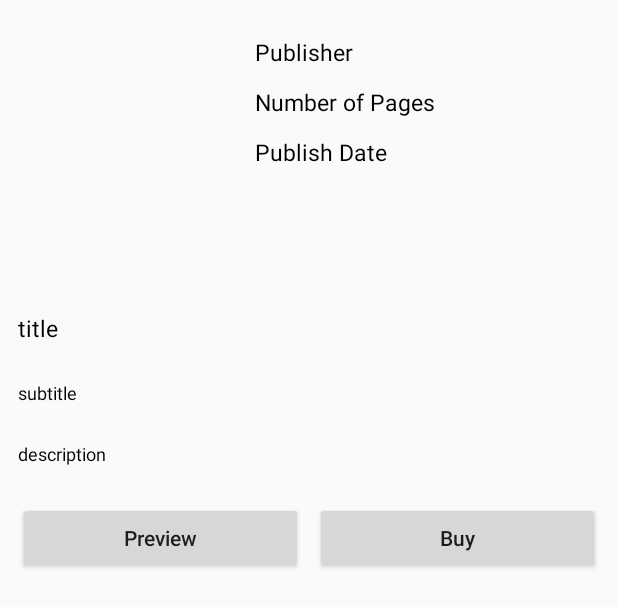
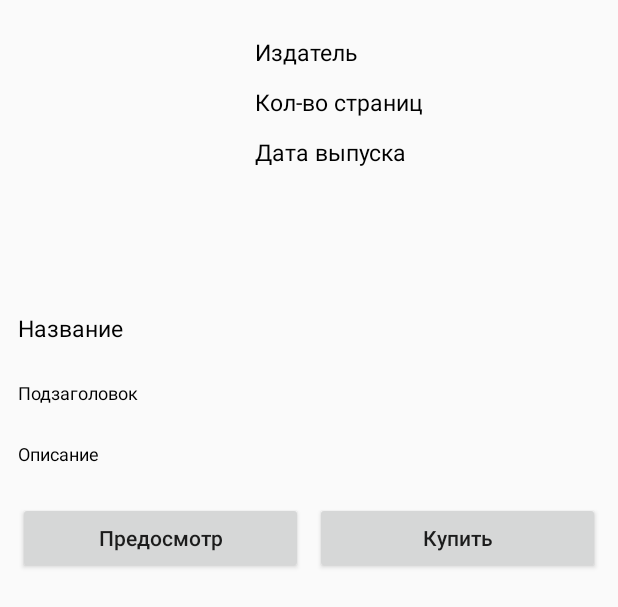
Before and after one commit to ArtosAPI/BibizianaProject, an Android app: the layout activity_book_details.xml on its own in the app's theme, with its tools: preview values and no code run, on a phone screen of 412 x 824 dp. Shown: the top 607 px of the screen. Run offline under Robolectric (Android 15) with nearby library versions, the phone set to English and light mode, and no system bars.

Commit message:
Final changes v1.1

```diff
--- a/app/src/main/res/layout/activity_book_details.xml
+++ b/app/src/main/res/layout/activity_book_details.xml
@@ -37,7 +37,7 @@
                     android:layout_width="match_parent"
                     android:layout_height="wrap_content"
                     android:padding="4dp"
-                    android:text="Publisher"
+                    android:text="Издатель"
                     android:textColor="@color/black"
                     android:textSize="15sp" />
 
@@ -48,7 +48,7 @@
                     android:layout_height="wrap_content"
                     android:layout_marginTop="4dp"
                     android:padding="4dp"
-                    android:text="Number of Pages"
+                    android:text="Кол-во страниц"
                     android:textColor="@color/black"
                     android:textSize="15sp" />
 
@@ -59,7 +59,7 @@
                     android:layout_height="wrap_content"
                     android:layout_marginTop="4dp"
                     android:padding="4dp"
-                    android:text="Publish Date"
+                    android:text="Дата выпуска"
                     android:textColor="@color/black"
                     android:textSize="15sp" />
 
@@ -74,7 +74,7 @@
             android:layout_height="wrap_content"
             android:layout_margin="8dp"
             android:padding="4dp"
-            android:text="title"
+            android:text="Название"
             android:textColor="@color/black"
             android:textSize="15sp" />
 
@@ -85,7 +85,7 @@
             android:layout_height="wrap_content"
             android:layout_margin="8dp"
             android:padding="4dp"
-            android:text="subtitle"
+            android:text="Подзаголовок"
             android:textColor="@color/black"
             android:textSize="12sp" />
 
@@ -96,7 +96,7 @@
             android:layout_height="wrap_content"
             android:layout_margin="8dp"
             android:padding="4dp"
-            android:text="description"
+            android:text="Описание"
             android:textColor="@color/black"
             android:textSize="12sp" />
 
@@ -114,7 +114,7 @@
                 android:layout_height="wrap_content"
                 android:layout_margin="4dp"
                 android:layout_weight="1"
-                android:text="Preview"
+                android:text="Предосмотр"
                 android:textAllCaps="false" />
 
             <!--button for opening buying page of the book-->
@@ -124,7 +124,7 @@
                 android:layout_height="wrap_content"
                 android:layout_margin="4dp"
                 android:layout_weight="1"
-                android:text="Buy"
+                android:text="Купить"
                 android:textAllCaps="false" />
 
         </LinearLayout>
```
